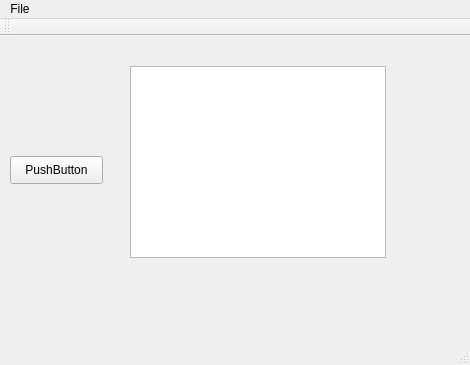
Before: the Qt Designer form mainwindow.ui in ericsium/poe-qt-regex-editor, drawn with Qt 5.
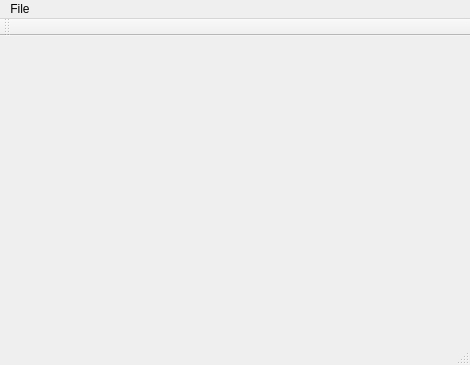
After: the same form once the commit is applied.

What changed in the file:
```diff
--- a/mainwindow.ui
+++ b/mainwindow.ui
@@ -13,31 +13,7 @@
   <property name="windowTitle">
    <string>MainWindow</string>
   </property>
-  <widget class="QWidget" name="centralWidget">
-   <widget class="QPushButton" name="pushButton">
-    <property name="geometry">
-     <rect>
-      <x>10</x>
-      <y>120</y>
-      <width>93</width>
-      <height>28</height>
-     </rect>
-    </property>
-    <property name="text">
-     <string>PushButton</string>
-    </property>
-   </widget>
-   <widget class="QListView" name="listView">
-    <property name="geometry">
-     <rect>
-      <x>130</x>
-      <y>30</y>
-      <width>256</width>
-      <height>192</height>
-     </rect>
-    </property>
-   </widget>
-  </widget>
+  <widget class="QWidget" name="centralWidget"/>
   <widget class="QMenuBar" name="menuBar">
    <property name="geometry">
     <rect>
```
Left out of the diff: 21 changed lines with no effect on the pictures.
